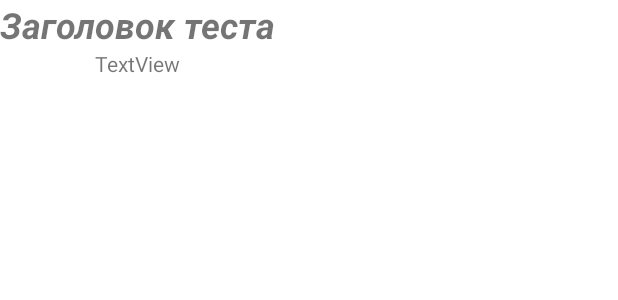
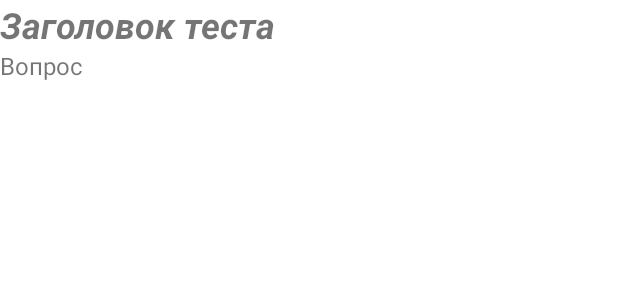
Before and after one commit to Aliensus/Questionnaire, an Android app: the layout activity_main.xml on its own in the app's theme, with its tools: preview values and no code run, on a phone screen of 412 x 824 dp. Shown: the top 300 px of the screen. Run offline under Robolectric (Android 15) with nearby library versions, the phone set to English and light mode, and no system bars.

Commit message:
Доработан экран

```diff
--- a/app/src/main/java/com/diploma/questionnaire/presentation/MainActivity.kt
+++ b/app/src/main/java/com/diploma/questionnaire/presentation/MainActivity.kt
@@ -10,7 +10,7 @@ class MainActivity : AppCompatActivity() {
         super.onCreate(savedInstanceState)
         setContentView(R.layout.activity_main)
         val questions = questions.map {it ->
-            it.questionContent.uppercase()
+            it.questionContent.uppercase() + R.string.app_name
         }
     }
 }
--- a/app/src/main/res/layout/activity_main.xml
+++ b/app/src/main/res/layout/activity_main.xml
@@ -16,28 +16,34 @@
         tools:text="Заголовок теста"
         tools:visibility="visible" />
 
+
     <androidx.constraintlayout.widget.ConstraintLayout
         android:id="@+id/questionsContainer"
         android:layout_width="match_parent"
         android:layout_height="match_parent">
 
         <TextView
-            android:id="@+id/textView"
+            android:id="@+id/questionHeaderTv"
             android:layout_width="wrap_content"
             android:layout_height="wrap_content"
-            android:text="TextView"
-            app:layout_constraintEnd_toEndOf="parent"
+            android:textSize="16sp"
             app:layout_constraintStart_toStartOf="parent"
-            app:layout_constraintTop_toTopOf="parent" />
+            app:layout_constraintTop_toTopOf="parent"
+            tools:text="Вопрос" />
 
         <ListView
             android:id="@+id/answerList"
             android:layout_width="wrap_content"
             android:layout_height="wrap_content"
-            app:layout_constraintBottom_toBottomOf="parent"
-            app:layout_constraintEnd_toEndOf="parent"
-            app:layout_constraintStart_toStartOf="parent"
-            app:layout_constraintTop_toTopOf="parent" />
+            app:layout_constraintTop_toBottomOf="@+id/questionHeaderTv" />
+
+    </androidx.constraintlayout.widget.ConstraintLayout>
+
+    <androidx.constraintlayout.widget.ConstraintLayout
+        android:id="@+id/resultContainer"
+        android:layout_width="match_parent"
+        android:layout_height="match_parent">
+
     </androidx.constraintlayout.widget.ConstraintLayout>
 
 </LinearLayout>
```
